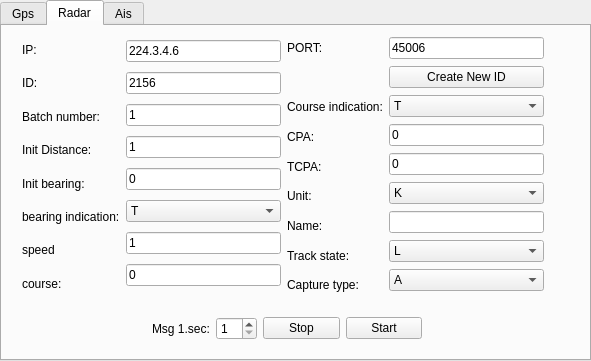
The window that src/mainWin.ui (zhoutk/udpTools) describes before a commit, drawn with Qt 5.
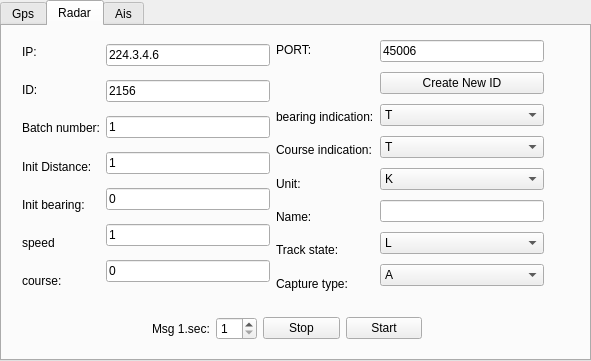
The same window after the commit. The open tabs and pages were chosen to show the change.

Commit message: del cpa tcpa.

What changed in the file:
```diff
--- a/src/mainWin.ui
+++ b/src/mainWin.ui
@@ -444,13 +444,6 @@
           </property>
          </widget>
         </item>
-        <item>
-         <widget class="QLabel" name="course_2">
-          <property name="text">
-           <string>bearing indication:</string>
-          </property>
-         </widget>
-        </item>
         <item>
          <widget class="QLabel" name="label_29">
           <property name="text">
@@ -504,20 +497,6 @@
           </property>
          </widget>
         </item>
-        <item>
-         <widget class="QComboBox" name="radarBearingIndication">
-          <item>
-           <property name="text">
-            <string>T</string>
-           </property>
-          </item>
-          <item>
-           <property name="text">
-            <string>R</string>
-           </property>
-          </item>
-         </widget>
-        </item>
         <item>
          <widget class="QLineEdit" name="radarVelocity">
           <property name="text">
@@ -550,6 +529,13 @@
           </property>
          </widget>
         </item>
+        <item>
+         <widget class="QLabel" name="course_2">
+          <property name="text">
+           <string>bearing indication:</string>
+          </property>
+         </widget>
+        </item>
         <item>
          <widget class="QLabel" name="course_3">
           <property name="text">
@@ -557,20 +543,6 @@
           </property>
          </widget>
         </item>
-        <item>
-         <widget class="QLabel" name="course_4">
-          <property name="text">
-           <string>CPA:</string>
-          </property>
-         </widget>
-        </item>
-        <item>
-         <widget class="QLabel" name="course_5">
-          <property name="text">
-           <string>TCPA:</string>
-          </property>
-         </widget>
-        </item>
         <item>
          <widget class="QLabel" name="course_6">
           <property name="text">
@@ -617,6 +589,20 @@
           </property>
          </widget>
         </item>
+        <item>
+         <widget class="QComboBox" name="radarBearingIndication">
+          <item>
+           <property name="text">
+            <string>T</string>
+           </property>
+          </item>
+          <item>
+           <property name="text">
+            <string>R</string>
+           </property>
+          </item>
+         </widget>
+        </item>
         <item>
          <widget class="QComboBox" name="radarCourseIndication">
           <item>
@@ -631,20 +617,6 @@
           </item>
          </widget>
         </item>
-        <item>
-         <widget class="QLineEdit" name="radarCPA">
-          <property name="text">
-           <string>0</string>
-          </property>
-         </widget>
-        </item>
-        <item>
-         <widget class="QLineEdit" name="radarTCPA">
-          <property name="text">
-           <string>0</string>
-          </property>
-         </widget>
-        </item>
         <item>
          <widget class="QComboBox" name="radarUnit">
           <item>
```
Left out of the diff: 3 changed lines with no effect on the pictures. The commit also changes 1 other file.
